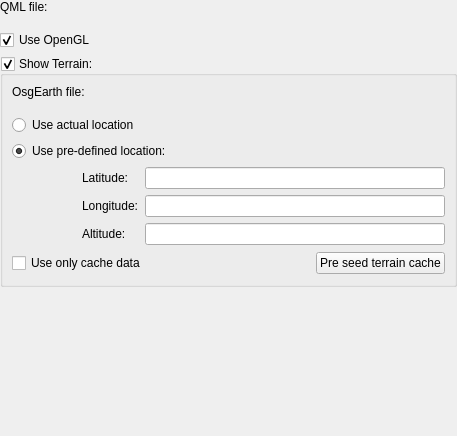
The window that ground/gcs/src/plugins/pfdqml/pfdqmlgadgetoptionspage.ui (TauLabs/TauLabs) describes before a commit, drawn with Qt 5.
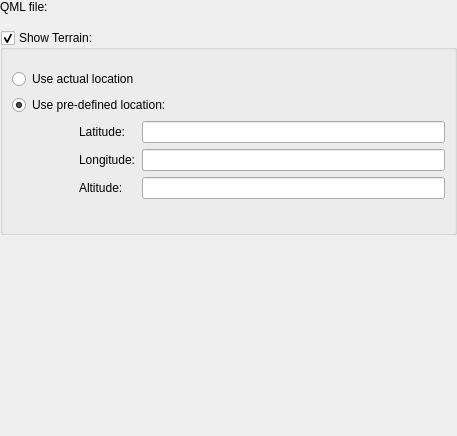
The same window after the commit. Custom widgets are drawn as their Qt base class.

```diff
--- a/ground/gcs/src/plugins/pfdqml/pfdqmlgadgetoptionspage.ui
+++ b/ground/gcs/src/plugins/pfdqml/pfdqmlgadgetoptionspage.ui
@@ -77,16 +77,6 @@
          </item>
         </layout>
        </item>
-       <item row="1" column="0" colspan="2">
-        <widget class="QCheckBox" name="useOpenGL">
-         <property name="text">
-          <string>Use OpenGL</string>
-         </property>
-         <property name="checked">
-          <bool>true</bool>
-         </property>
-        </widget>
-       </item>
        <item row="2" column="0" colspan="2">
         <widget class="QGroupBox" name="showTerrain">
          <property name="title">
@@ -107,23 +97,6 @@
             <property name="bottomMargin">
              <number>10</number>
             </property>
-            <item>
-             <widget class="QLabel" name="label_2">
-              <property name="text">
-               <string>OsgEarth file:</string>
-              </property>
-             </widget>
-            </item>
-            <item>
-             <widget class="Utils::PathChooser" name="earthFile" native="true">
-              <property name="sizePolicy">
-               <sizepolicy hsizetype="MinimumExpanding" vsizetype="Preferred">
-                <horstretch>0</horstretch>
-                <verstretch>0</verstretch>
-               </sizepolicy>
-              </property>
-             </widget>
-            </item>
            </layout>
           </item>
           <item row="1" column="0" colspan="2">
@@ -193,13 +166,6 @@
             </item>
            </layout>
           </item>
-          <item row="4" column="0" colspan="2">
-           <widget class="QCheckBox" name="useOnlyCache">
-            <property name="text">
-             <string>Use only cache data</string>
-            </property>
-           </widget>
-          </item>
           <item row="4" column="2">
            <spacer name="horizontalSpacer_2">
             <property name="orientation">
@@ -213,13 +179,6 @@
             </property>
            </spacer>
           </item>
-          <item row="4" column="3">
-           <widget class="QPushButton" name="preSeedTerrain">
-            <property name="text">
-             <string>Pre seed terrain cache</string>
-            </property>
-           </widget>
-          </item>
          </layout>
         </widget>
        </item>
```
Left out of the diff: 16 changed lines with no effect on the pictures.
